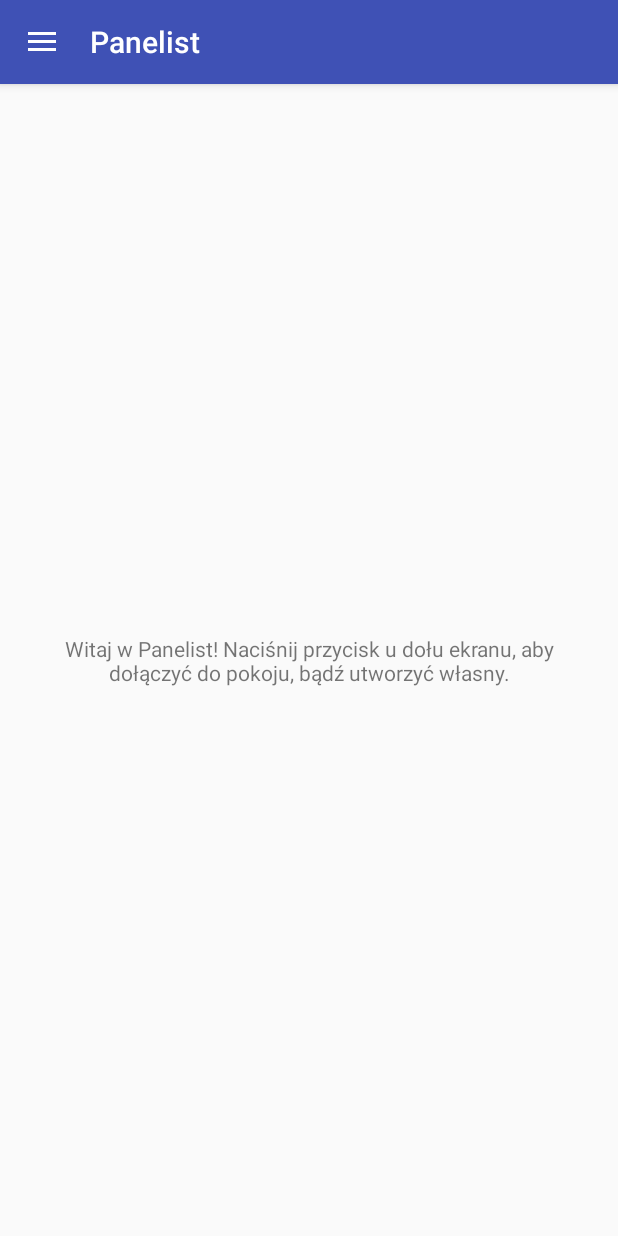
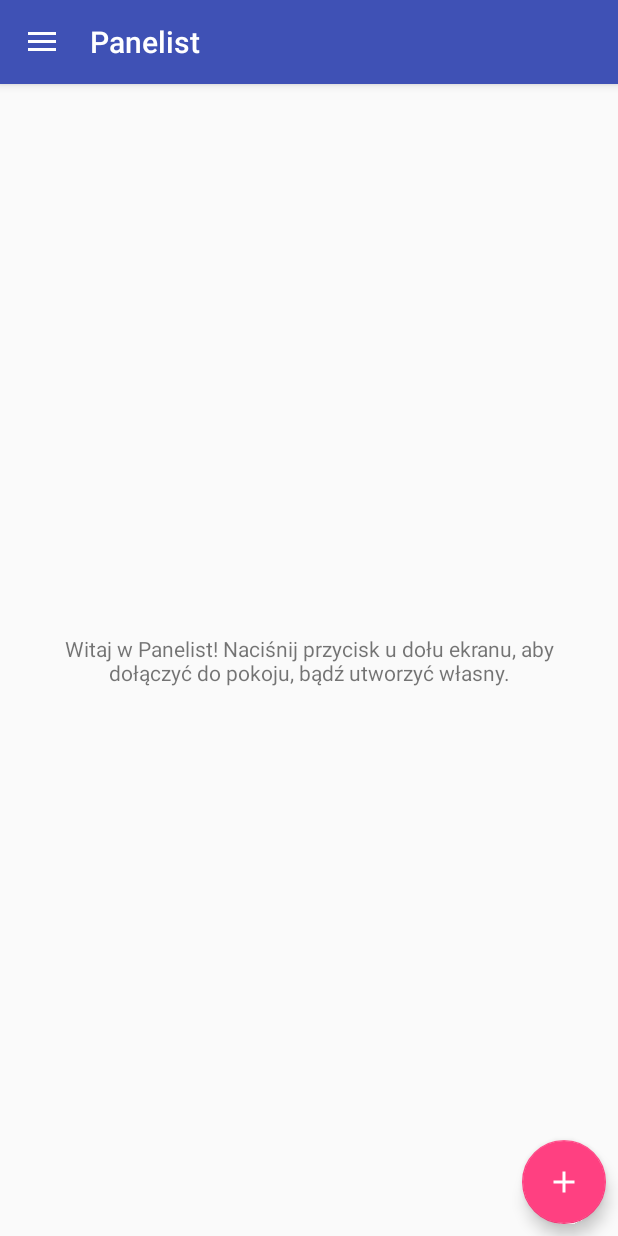
Before and after one commit to PanelistTeam/panelist-pancake, an Android app: the WelcomeFragment screen opened directly, with no data from a screen before it, on a phone screen of 412 x 824 dp. Run offline under Robolectric (Android 15) with nearby library versions, the phone set to English and light mode, and no system bars.

Commit message:
Add FloatingActionButton for adding rooms

```diff
--- /dev/null
+++ b/app/src/main/res/drawable/ic_add_24dp.xml
@@ -0,0 +1,5 @@
+<vector android:height="24dp" android:tint="#FFFFFF"
+    android:viewportHeight="24.0" android:viewportWidth="24.0"
+    android:width="24dp" xmlns:android="http://schemas.android.com/apk/res/android">
+    <path android:fillColor="#FF000000" android:pathData="M19,13h-6v6h-2v-6H5v-2h6V5h2v6h6v2z"/>
+</vector>
--- a/app/src/main/res/layout/fragment_welcome.xml
+++ b/app/src/main/res/layout/fragment_welcome.xml
@@ -13,17 +13,25 @@
 		<TextView
 			android:layout_width="0dp"
 			android:layout_height="wrap_content"
-			android:layout_marginBottom="8dp"
+			android:layout_marginStart="32dp"
 			android:layout_marginEnd="32dp"
-			android:layout_marginStart="32dp"
-			android:layout_marginTop="8dp"
 			android:text="@string/instruction"
 			android:textAlignment="center"
 			app:layout_constraintBottom_toBottomOf="parent"
 			app:layout_constraintEnd_toEndOf="parent"
-			app:layout_constraintHorizontal_bias="0.6"
 			app:layout_constraintStart_toStartOf="parent"
 			app:layout_constraintTop_toTopOf="parent" />
+
+		<android.support.design.widget.FloatingActionButton
+			android:id="@+id/button_add_room"
+			android:layout_width="wrap_content"
+			android:layout_height="wrap_content"
+			android:src="@drawable/ic_add_24dp"
+			android:layout_marginBottom="8dp"
+			android:layout_marginEnd="8dp"
+			app:layout_constraintBottom_toBottomOf="parent"
+			app:layout_constraintEnd_toEndOf="parent" />
+
 	</android.support.constraint.ConstraintLayout>
 
 </FrameLayout>
```
